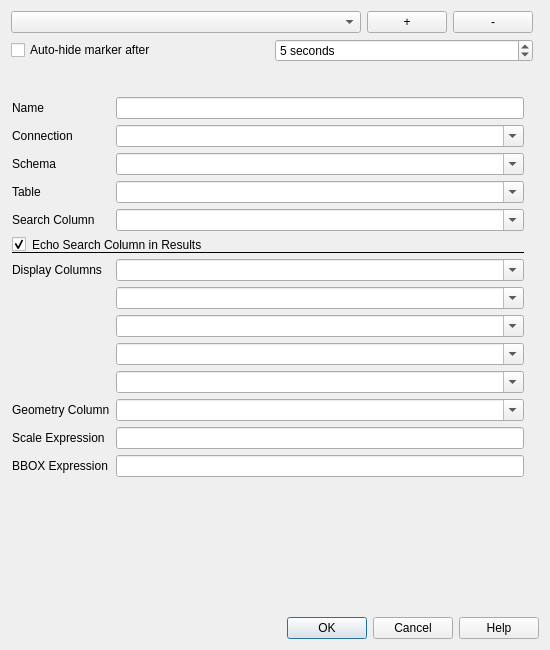
Before: the Qt Designer form Discovery/config_dialog.ui in lutraconsulting/qgis-discovery-plugin, drawn with Qt 5.
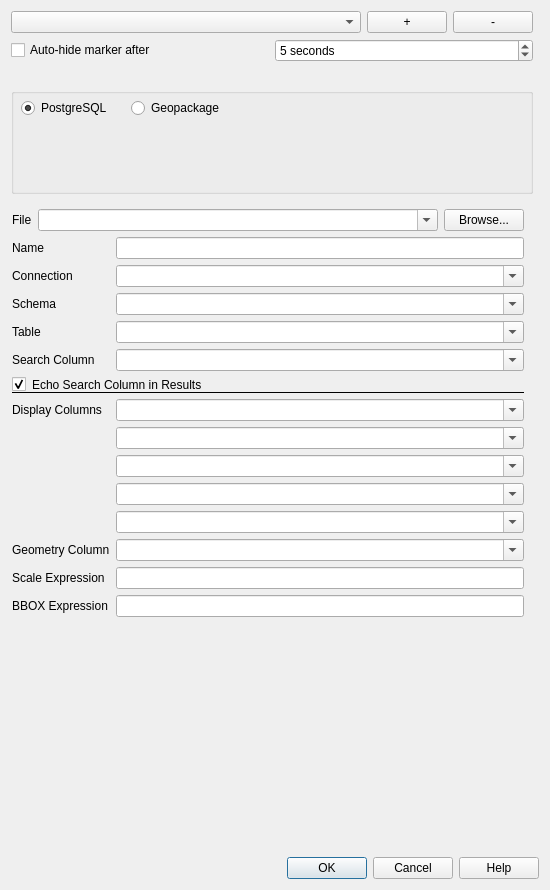
After: the same form once the commit is applied.

Commit message: Changes in config for gpkg support

Patch:
```diff
--- a/Discovery/config_dialog.ui
+++ b/Discovery/config_dialog.ui
@@ -10,73 +10,14 @@
     <x>0</x>
     <y>0</y>
     <width>550</width>
-    <height>650</height>
+    <height>890</height>
    </rect>
   </property>
   <property name="windowTitle">
    <string>Configuration</string>
   </property>
   <layout class="QGridLayout" name="gridLayout">
-   <item row="21" column="0" colspan="2">
-    <widget class="QDialogButtonBox" name="buttonBox">
-     <property name="orientation">
-      <enum>Qt::Horizontal</enum>
-     </property>
-     <property name="standardButtons">
-      <set>QDialogButtonBox::Cancel|QDialogButtonBox::Help|QDialogButtonBox::Ok</set>
-     </property>
-    </widget>
-   </item>
-   <item row="3" column="0">
-    <layout class="QGridLayout" name="gridLayout_2">
-     <item row="0" column="0">
-      <layout class="QHBoxLayout" name="horizontalLayout_2" stretch="10,0,0">
-       <item>
-        <widget class="QComboBox" name="configOptions"/>
-       </item>
-       <item>
-        <widget class="QPushButton" name="addButton">
-         <property name="text">
-          <string>+</string>
-         </property>
-        </widget>
-       </item>
-       <item>
-        <widget class="QPushButton" name="deleteButton">
-         <property name="text">
-          <string>-</string>
-         </property>
-        </widget>
-       </item>
-      </layout>
-     </item>
-     <item row="1" column="0">
-      <layout class="QHBoxLayout" name="horizontalLayout">
-       <item>
-        <widget class="QCheckBox" name="chkMarkerTime">
-         <property name="text">
-          <string>Auto-hide marker after</string>
-         </property>
-        </widget>
-       </item>
-       <item>
-        <widget class="QSpinBox" name="spinMarkerTime">
-         <property name="suffix">
-          <string> seconds</string>
-         </property>
-         <property name="minimum">
-          <number>1</number>
-         </property>
-         <property name="value">
-          <number>5</number>
-         </property>
-        </widget>
-       </item>
-      </layout>
-     </item>
-    </layout>
-   </item>
-   <item row="5" column="0">
+   <item row="6" column="0">
     <widget class="QFrame" name="frame">
      <property name="styleSheet">
       <string notr="true">border-bottom: 1px solid black</string>
@@ -85,6 +26,46 @@
       <property name="leftMargin">
        <number>1</number>
       </property>
+      <item>
+       <layout class="QGridLayout" name="formGeopackage">
+        <item row="0" column="0">
+         <widget class="QLabel" name="label_10">
+          <property name="sizePolicy">
+           <sizepolicy hsizetype="Preferred" vsizetype="Preferred">
+            <horstretch>0</horstretch>
+            <verstretch>0</verstretch>
+           </sizepolicy>
+          </property>
+          <property name="text">
+           <string>File</string>
+          </property>
+         </widget>
+        </item>
+        <item row="0" column="1">
+         <widget class="QComboBox" name="cboFile">
+          <property name="sizePolicy">
+           <sizepolicy hsizetype="Expanding" vsizetype="Fixed">
+            <horstretch>0</horstretch>
+            <verstretch>0</verstretch>
+           </sizepolicy>
+          </property>
+          <property name="editable">
+           <bool>true</bool>
+          </property>
+          <property name="insertPolicy">
+           <enum>QComboBox::NoInsert</enum>
+          </property>
+         </widget>
+        </item>
+        <item row="0" column="2">
+         <widget class="QPushButton" name="fileButton">
+          <property name="text">
+           <string>Browse...</string>
+          </property>
+         </widget>
+        </item>
+       </layout>
+      </item>
       <item>
        <layout class="QGridLayout" name="formLayout">
         <property name="leftMargin">
@@ -93,8 +74,60 @@
         <property name="bottomMargin">
          <number>0</number>
         </property>
+        <item row="7" column="1">
+         <widget class="QComboBox" name="cboDisplayColumn1">
+          <property name="sizePolicy">
+           <sizepolicy hsizetype="Expanding" vsizetype="Fixed">
+            <horstretch>0</horstretch>
+            <verstretch>0</verstretch>
+           </sizepolicy>
+          </property>
+          <property name="editable">
+           <bool>true</bool>
+          </property>
+          <property name="insertPolicy">
+           <enum>QComboBox::NoInsert</enum>
+          </property>
+         </widget>
+        </item>
+        <item row="8" column="1">
+         <widget class="QComboBox" name="cboDisplayColumn2">
+          <property name="sizePolicy">
+           <sizepolicy hsizetype="Expanding" vsizetype="Fixed">
+            <horstretch>0</horstretch>
+            <verstretch>0</verstretch>
+           </sizepolicy>
+          </property>
+          <property name="editable">
+           <bool>true</bool>
+          </property>
+          <property name="insertPolicy">
+           <enum>QComboBox::NoInsert</enum>
+          </property>
+         </widget>
+        </item>
+        <item row="4" column="0">
+         <widget class="QLabel" name="label_3">
+          <property name="text">
+           <string>Table</string>
+          </property>
+         </widget>
+        </item>
+        <item row="6" column="0" colspan="2">
+         <widget class="QCheckBox" name="cbEchoSearchColumn">
+          <property name="text">
+           <string>Echo Search Column in Results</string>
+          </property>
+          <property name="checked">
+           <bool>true</bool>
+          </property>
+         </widget>
+        </item>
+        <item row="1" column="1">
+         <widget class="QLineEdit" name="cboName"/>
+        </item>
         <item row="4" column="1">
-         <widget class="QComboBox" name="cboSearchColumn">
+         <widget class="QComboBox" name="cboTable">
           <property name="sizePolicy">
            <sizepolicy hsizetype="Expanding" vsizetype="Fixed">
             <horstretch>0</horstretch>
@@ -109,176 +142,55 @@
           </property>
          </widget>
         </item>
-        <item row="2" column="0">
+        <item row="2" column="1">
+         <widget class="QComboBox" name="cboConnection">
+          <property name="sizePolicy">
+           <sizepolicy hsizetype="Expanding" vsizetype="Fixed">
+            <horstretch>0</horstretch>
+            <verstretch>0</verstretch>
+           </sizepolicy>
+          </property>
+          <property name="editable">
+           <bool>true</bool>
+          </property>
+          <property name="insertPolicy">
+           <enum>QComboBox::NoInsert</enum>
+          </property>
+         </widget>
+        </item>
+        <item row="3" column="0">
          <widget class="QLabel" name="label_2">
           <property name="text">
            <string>Schema</string>
           </property>
          </widget>
         </item>
-        <item row="13" column="0">
-         <widget class="QLabel" name="label_7">
-          <property name="text">
-           <string>Scale Expression</string>
-          </property>
-         </widget>
-        </item>
-        <item row="4" column="0">
-         <widget class="QLabel" name="label_6">
-          <property name="text">
-           <string>Search Column</string>
-          </property>
-         </widget>
-        </item>
-        <item row="0" column="0">
-         <widget class="QLabel" name="label_9">
-          <property name="text">
-           <string>Name</string>
-          </property>
-         </widget>
-        </item>
-        <item row="9" column="1">
-         <widget class="QComboBox" name="cboDisplayColumn4">
-          <property name="sizePolicy">
-           <sizepolicy hsizetype="Expanding" vsizetype="Fixed">
-            <horstretch>0</horstretch>
-            <verstretch>0</verstretch>
-           </sizepolicy>
-          </property>
-          <property name="editable">
-           <bool>true</bool>
-          </property>
-          <property name="insertPolicy">
-           <enum>QComboBox::NoInsert</enum>
-          </property>
-         </widget>
-        </item>
-        <item row="8" column="1">
-         <widget class="QComboBox" name="cboDisplayColumn3">
-          <property name="sizePolicy">
-           <sizepolicy hsizetype="Expanding" vsizetype="Fixed">
-            <horstretch>0</horstretch>
-            <verstretch>0</verstretch>
-           </sizepolicy>
-          </property>
-          <property name="editable">
-           <bool>true</bool>
-          </property>
-          <property name="insertPolicy">
-           <enum>QComboBox::NoInsert</enum>
-          </property>
-         </widget>
-        </item>
-        <item row="11" column="0">
+        <item row="12" column="0">
          <widget class="QLabel" name="label_5">
           <property name="text">
            <string>Geometry Column</string>
           </property>
          </widget>
         </item>
-        <item row="6" column="1">
-         <widget class="QComboBox" name="cboDisplayColumn1">
-          <property name="sizePolicy">
-           <sizepolicy hsizetype="Expanding" vsizetype="Fixed">
-            <horstretch>0</horstretch>
-            <verstretch>0</verstretch>
-           </sizepolicy>
-          </property>
-          <property name="editable">
-           <bool>true</bool>
-          </property>
-          <property name="insertPolicy">
-           <enum>QComboBox::NoInsert</enum>
-          </property>
-         </widget>
+        <item row="14" column="1">
+         <widget class="QLineEdit" name="editScaleExpr"/>
         </item>
-        <item row="6" column="0">
+        <item row="7" column="0">
          <widget class="QLabel" name="label_4">
           <property name="text">
            <string>Display Columns</string>
           </property>
          </widget>
         </item>
-        <item row="11" column="1">
-         <widget class="QComboBox" name="cboGeomColumn">
-          <property name="sizePolicy">
-           <sizepolicy hsizetype="Expanding" vsizetype="Fixed">
-            <horstretch>0</horstretch>
-            <verstretch>0</verstretch>
-           </sizepolicy>
-          </property>
-          <property name="editable">
-           <bool>true</bool>
-          </property>
-          <property name="insertPolicy">
-           <enum>QComboBox::NoInsert</enum>
-          </property>
-         </widget>
-        </item>
-        <item row="2" column="1">
-         <widget class="QComboBox" name="cboSchema">
-          <property name="sizePolicy">
-           <sizepolicy hsizetype="Expanding" vsizetype="Fixed">
-            <horstretch>0</horstretch>
-            <verstretch>0</verstretch>
-           </sizepolicy>
-          </property>
-          <property name="editable">
-           <bool>true</bool>
-          </property>
-          <property name="insertPolicy">
-           <enum>QComboBox::NoInsert</enum>
-          </property>
-         </widget>
-        </item>
-        <item row="14" column="0">
+        <item row="15" column="0">
          <widget class="QLabel" name="label_8">
           <property name="text">
            <string>BBOX Expression</string>
           </property>
          </widget>
         </item>
-        <item row="3" column="0">
-         <widget class="QLabel" name="label_3">
-          <property name="text">
-           <string>Table</string>
-          </property>
-         </widget>
-        </item>
-        <item row="1" column="1">
-         <widget class="QComboBox" name="cboConnection">
-          <property name="sizePolicy">
-           <sizepolicy hsizetype="Expanding" vsizetype="Fixed">
-            <horstretch>0</horstretch>
-            <verstretch>0</verstretch>
-           </sizepolicy>
-          </property>
-          <property name="editable">
-           <bool>true</bool>
-          </property>
-          <property name="insertPolicy">
-           <enum>QComboBox::NoInsert</enum>
-          </property>
-         </widget>
-        </item>
-        <item row="7" column="1">
-         <widget class="QComboBox" name="cboDisplayColumn2">
-          <property name="sizePolicy">
-           <sizepolicy hsizetype="Expanding" vsizetype="Fixed">
-            <horstretch>0</horstretch>
-            <verstretch>0</verstretch>
-           </sizepolicy>
-          </property>
-          <property name="editable">
-           <bool>true</bool>
-          </property>
-          <property name="insertPolicy">
-           <enum>QComboBox::NoInsert</enum>
-          </property>
-         </widget>
-        </item>
         <item row="3" column="1">
-         <widget class="QComboBox" name="cboTable">
+         <widget class="QComboBox" name="cboSchema">
           <property name="sizePolicy">
            <sizepolicy hsizetype="Expanding" vsizetype="Fixed">
             <horstretch>0</horstretch>
@@ -293,11 +205,38 @@
           </property>
          </widget>
         </item>
-        <item row="0" column="1">
-         <widget class="QLineEdit" name="cboName"/>
+        <item row="1" column="0">
+         <widget class="QLabel" name="label_9">
+          <property name="text">
+           <string>Name</string>
+          </property>
+         </widget>
+        </item>
+        <item row="14" column="0">
+         <widget class="QLabel" name="label_7">
+          <property name="text">
+           <string>Scale Expression</string>
+          </property>
+         </widget>
+        </item>
+        <item row="12" column="1">
+         <widget class="QComboBox" name="cboGeomColumn">
+          <property name="sizePolicy">
+           <sizepolicy hsizetype="Expanding" vsizetype="Fixed">
+            <horstretch>0</horstretch>
+            <verstretch>0</verstretch>
+           </sizepolicy>
+          </property>
+          <property name="editable">
+           <bool>true</bool>
+          </property>
+          <property name="insertPolicy">
+           <enum>QComboBox::NoInsert</enum>
+          </property>
+         </widget>
         </item>
         <item row="10" column="1">
-         <widget class="QComboBox" name="cboDisplayColumn5">
+         <widget class="QComboBox" name="cboDisplayColumn4">
           <property name="sizePolicy">
            <sizepolicy hsizetype="Expanding" vsizetype="Fixed">
             <horstretch>0</horstretch>
@@ -312,23 +251,62 @@
           </property>
          </widget>
         </item>
-        <item row="14" column="1">
+        <item row="15" column="1">
          <widget class="QLineEdit" name="editBboxExpr"/>
         </item>
-        <item row="5" column="0" colspan="2">
-         <widget class="QCheckBox" name="cbEchoSearchColumn">
+        <item row="9" column="1">
+         <widget class="QComboBox" name="cboDisplayColumn3">
+          <property name="sizePolicy">
+           <sizepolicy hsizetype="Expanding" vsizetype="Fixed">
+            <horstretch>0</horstretch>
+            <verstretch>0</verstretch>
+           </sizepolicy>
+          </property>
+          <property name="editable">
+           <bool>true</bool>
+          </property>
+          <property name="insertPolicy">
+           <enum>QComboBox::NoInsert</enum>
+          </property>
+         </widget>
+        </item>
+        <item row="11" column="1">
+         <widget class="QComboBox" name="cboDisplayColumn5">
+          <property name="sizePolicy">
+           <sizepolicy hsizetype="Expanding" vsizetype="Fixed">
+            <horstretch>0</horstretch>
+            <verstretch>0</verstretch>
+           </sizepolicy>
+          </property>
+          <property name="editable">
+           <bool>true</bool>
+          </property>
+          <property name="insertPolicy">
+           <enum>QComboBox::NoInsert</enum>
+          </property>
+         </widget>
+        </item>
+        <item row="5" column="0">
+         <widget class="QLabel" name="label_6">
           <property name="text">
-           <string>Echo Search Column in Results</string>
+           <string>Search Column</string>
           </property>
-          <property name="checked">
+         </widget>
+        </item>
+        <item row="5" column="1">
+         <widget class="QComboBox" name="cboSearchColumn">
+          <property name="sizePolicy">
+           <sizepolicy hsizetype="Expanding" vsizetype="Fixed">
+            <horstretch>0</horstretch>
+            <verstretch>0</verstretch>
+           </sizepolicy>
+          </property>
+          <property name="editable">
            <bool>true</bool>
           </property>
          </widget>
         </item>
-        <item row="13" column="1">
-         <widget class="QLineEdit" name="editScaleExpr"/>
-        </item>
-        <item row="1" column="0">
+        <item row="2" column="0">
          <widget class="QLabel" name="label">
           <property name="text">
            <string>Connection</string>
@@ -340,6 +318,29 @@
      </layout>
     </widget>
    </item>
+   <item row="20" column="0" rowspan="2">
+    <widget class="QLabel" name="lblMessage">
+     <property name="sizePolicy">
+      <sizepolicy hsizetype="Preferred" vsizetype="Preferred">
+       <horstretch>0</horstretch>
+       <verstretch>0</verstretch>
+      </sizepolicy>
+     </property>
+     <property name="alignment">
+      <set>Qt::AlignLeading|Qt::AlignLeft|Qt::AlignTop</set>
+     </property>
+    </widget>
+   </item>
+   <item row="22" column="0" colspan="2">
+    <widget class="QDialogButtonBox" name="buttonBox">
+     <property name="orientation">
+      <enum>Qt::Horizontal</enum>
+     </property>
+     <property name="standardButtons">
+      <set>QDialogButtonBox::Cancel|QDialogButtonBox::Help|QDialogButtonBox::Ok</set>
+     </property>
+    </widget>
+   </item>
    <item row="4" column="0">
     <spacer name="horizontalSpacer">
      <property name="orientation">
@@ -356,17 +357,95 @@
      </property>
     </spacer>
    </item>
-   <item row="19" column="0" rowspan="2">
-    <widget class="QLabel" name="lblMessage">
-     <property name="sizePolicy">
-      <sizepolicy hsizetype="Preferred" vsizetype="Preferred">
-       <horstretch>0</horstretch>
-       <verstretch>0</verstretch>
-      </sizepolicy>
+   <item row="3" column="0">
+    <layout class="QGridLayout" name="gridLayout_2">
+     <item row="0" column="0">
+      <layout class="QHBoxLayout" name="horizontalLayout_2" stretch="10,0,0">
+       <item>
+        <widget class="QComboBox" name="configOptions"/>
+       </item>
+       <item>
+        <widget class="QPushButton" name="addButton">
+         <property name="text">
+          <string>+</string>
+         </property>
+        </widget>
+       </item>
+       <item>
+        <widget class="QPushButton" name="deleteButton">
+         <property name="text">
+          <string>-</string>
+         </property>
+        </widget>
+       </item>
+      </layout>
+     </item>
+     <item row="1" column="0">
+      <layout class="QHBoxLayout" name="horizontalLayout">
+       <item>
+        <widget class="QCheckBox" name="chkMarkerTime">
+         <property name="text">
+          <string>Auto-hide marker after</string>
+         </property>
+        </widget>
+       </item>
+       <item>
+        <widget class="QSpinBox" name="spinMarkerTime">
+         <property name="suffix">
+          <string> seconds</string>
+         </property>
+         <property name="minimum">
+          <number>1</number>
+         </property>
+         <property name="value">
+          <number>5</number>
+         </property>
+        </widget>
+       </item>
+      </layout>
+     </item>
+    </layout>
+   </item>
+   <item row="5" column="0">
+    <widget class="QGroupBox" name="groupBox">
+     <property name="title">
+      <string/>
      </property>
-     <property name="alignment">
-      <set>Qt::AlignLeading|Qt::AlignLeft|Qt::AlignTop</set>
+     <property name="flat">
+      <bool>true</bool>
      </property>
+     <widget class="QRadioButton" name="postgresButton">
+      <property name="geometry">
+       <rect>
+        <x>10</x>
+        <y>10</y>
+        <width>101</width>
+        <height>20</height>
+       </rect>
+      </property>
+      <property name="text">
+       <string>PostgreSQL</string>
+      </property>
+      <property name="checked">
+       <bool>true</bool>
+      </property>
+     </widget>
+     <widget class="QRadioButton" name="geopackageButton">
+      <property name="geometry">
+       <rect>
+        <x>120</x>
+        <y>10</y>
+        <width>101</width>
+        <height>20</height>
+       </rect>
+      </property>
+      <property name="text">
+       <string>Geopackage</string>
+      </property>
+      <property name="checked">
+       <bool>false</bool>
+      </property>
+     </widget>
     </widget>
    </item>
   </layout>
```
Left out of the diff: 3 changed lines with no effect on the pictures. The commit also changes 3 other files.
